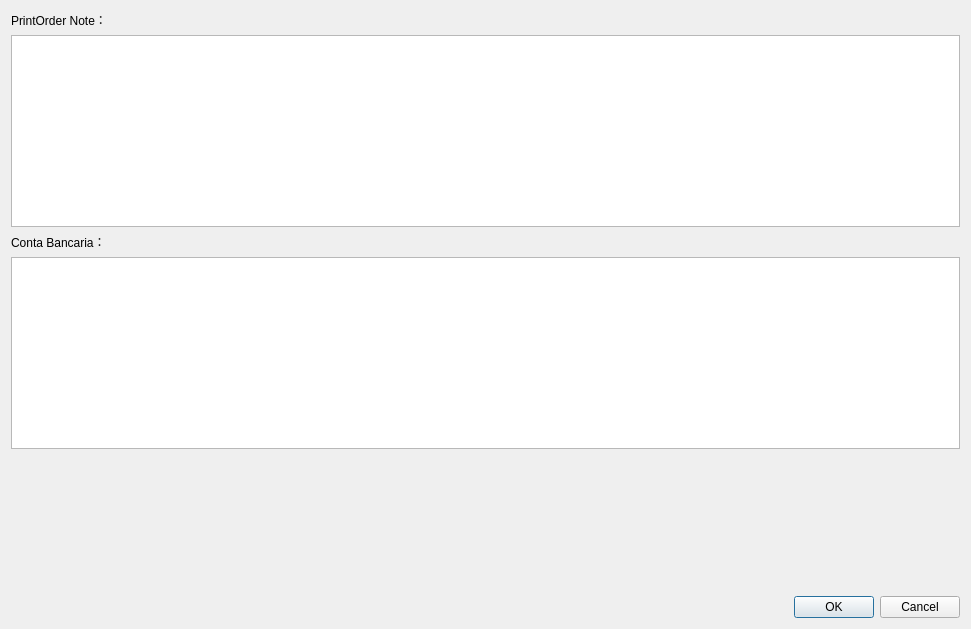
Before: the Qt Designer form Ui/FormConfig.ui in golden7602/zion, drawn with Qt 5.
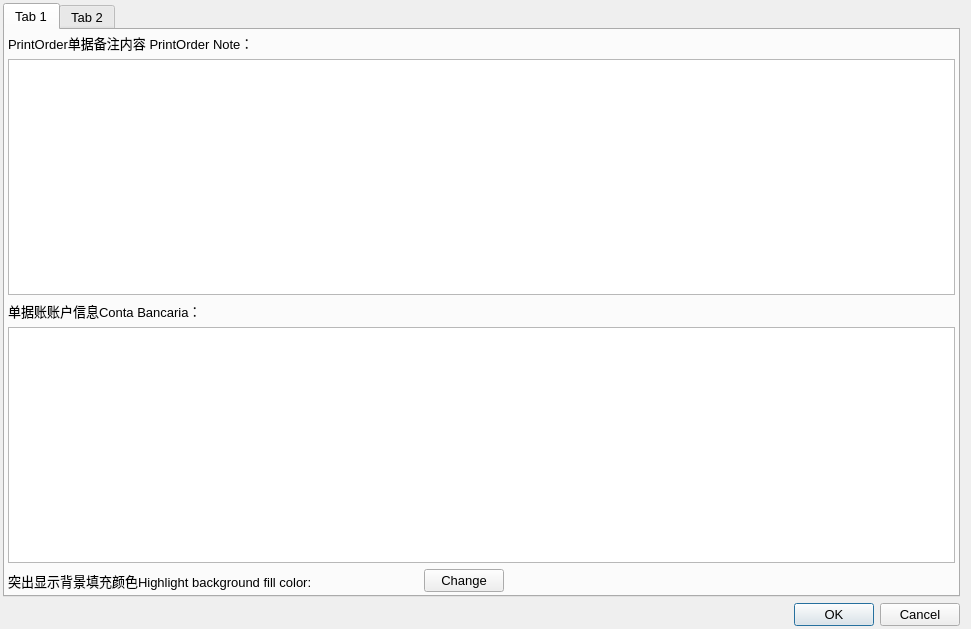
After: the same form once the commit is applied.

Commit message: 检查空值 过程 中尝试用 stylesheet设置背景色

The edit to the form file:
```diff
--- a/Ui/FormConfig.ui
+++ b/Ui/FormConfig.ui
@@ -13,16 +13,48 @@
   <property name="font">
    <font>
     <family>Arial</family>
+    <pointsize>10</pointsize>
    </font>
   </property>
   <property name="windowTitle">
    <string>Config </string>
   </property>
   <layout class="QVBoxLayout" name="verticalLayout">
+   <property name="leftMargin">
+    <number>3</number>
+   </property>
+   <property name="topMargin">
+    <number>3</number>
+   </property>
+   <property name="bottomMargin">
+    <number>3</number>
+   </property>
+   <item>
+    <widget class="QTabWidget" name="tabWidget">
+     <property name="currentIndex">
+      <number>0</number>
+     </property>
+     <widget class="QWidget" name="tab1">
+      <attribute name="title">
+       <string>Tab 1</string>
+      </attribute>
+      <layout class="QVBoxLayout" name="verticalLayout_2">
+       <property name="leftMargin">
+        <number>3</number>
+       </property>
+       <property name="topMargin">
+        <number>3</number>
+       </property>
+       <property name="rightMargin">
+        <number>3</number>
+       </property>
+       <property name="bottomMargin">
+        <number>3</number>
+       </property>
    <item>
     <widget class="QLabel" name="label">
      <property name="text">
-      <string>PrintOrder Note：</string>
+          <string>PrintOrder单据备注内容 PrintOrder Note：</string>
      </property>
     </widget>
    </item>
@@ -32,7 +64,7 @@
    <item>
     <widget class="QLabel" name="label_2">
      <property name="text">
-      <string>Conta Bancaria：</string>
+          <string>单据账账户信息Conta Bancaria：</string>
      </property>
     </widget>
    </item>
@@ -40,17 +72,75 @@
     <widget class="QTextEdit" name="Bank_Account"/>
    </item>
    <item>
-    <spacer name="verticalSpacer">
+        <layout class="QHBoxLayout" name="horizontalLayout_2">
+         <item>
+          <widget class="QLabel" name="label_3">
+           <property name="text">
+            <string>突出显示背景填充颜色Highlight background fill color:</string>
+           </property>
+          </widget>
+         </item>
+         <item>
+          <widget class="QLabel" name="label_BackColor">
+           <property name="minimumSize">
+            <size>
+             <width>100</width>
+             <height>0</height>
+            </size>
+           </property>
+           <property name="maximumSize">
+            <size>
+             <width>100</width>
+             <height>16777215</height>
+            </size>
+           </property>
+           <property name="text">
+            <string/>
+           </property>
+          </widget>
+         </item>
+         <item>
+          <widget class="QPushButton" name="butBackColor">
+           <property name="maximumSize">
+            <size>
+             <width>80</width>
+             <height>16777215</height>
+            </size>
+           </property>
+           <property name="focusPolicy">
+            <enum>Qt::StrongFocus</enum>
+           </property>
+           <property name="autoFillBackground">
+            <bool>false</bool>
+           </property>
+           <property name="text">
+            <string>Change</string>
+           </property>
+          </widget>
+         </item>
+         <item>
+          <spacer name="horizontalSpacer_2">
      <property name="orientation">
-      <enum>Qt::Vertical</enum>
+            <enum>Qt::Horizontal</enum>
      </property>
      <property name="sizeHint" stdset="0">
       <size>
-       <width>20</width>
-       <height>139</height>
+             <width>40</width>
+             <height>20</height>
       </size>
      </property>
     </spacer>
+         </item>
+        </layout>
+       </item>
+      </layout>
+     </widget>
+     <widget class="QWidget" name="tab2">
+      <attribute name="title">
+       <string>Tab 2</string>
+      </attribute>
+     </widget>
+    </widget>
    </item>
    <item>
     <layout class="QHBoxLayout" name="horizontalLayout">
```
Lines whose indentation alone changed are shown as unchanged. The commit also changes 9 other files.
